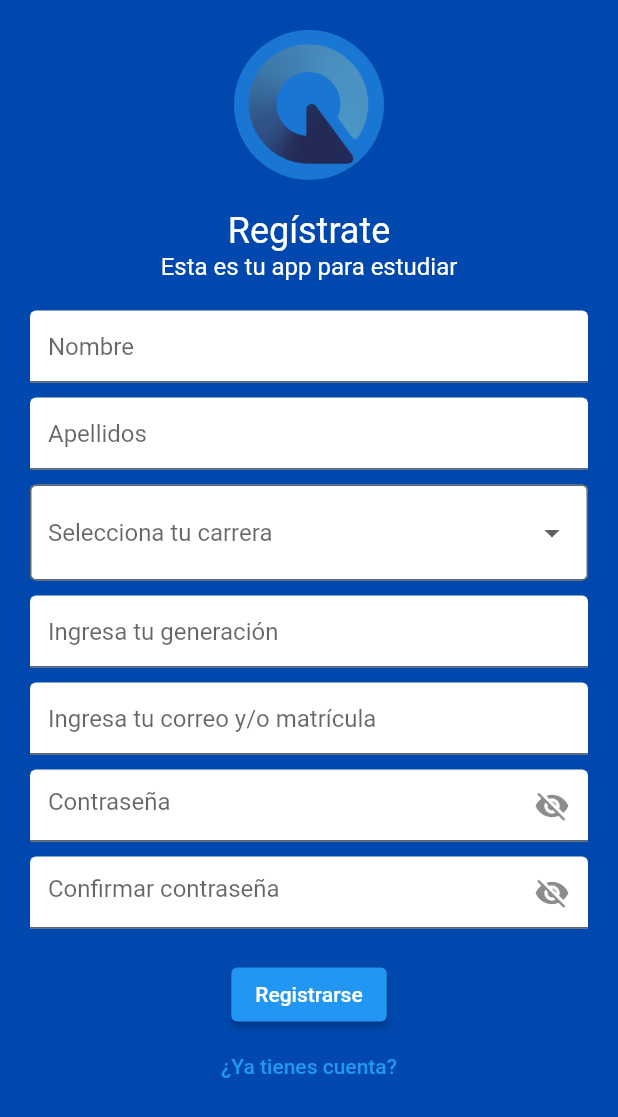
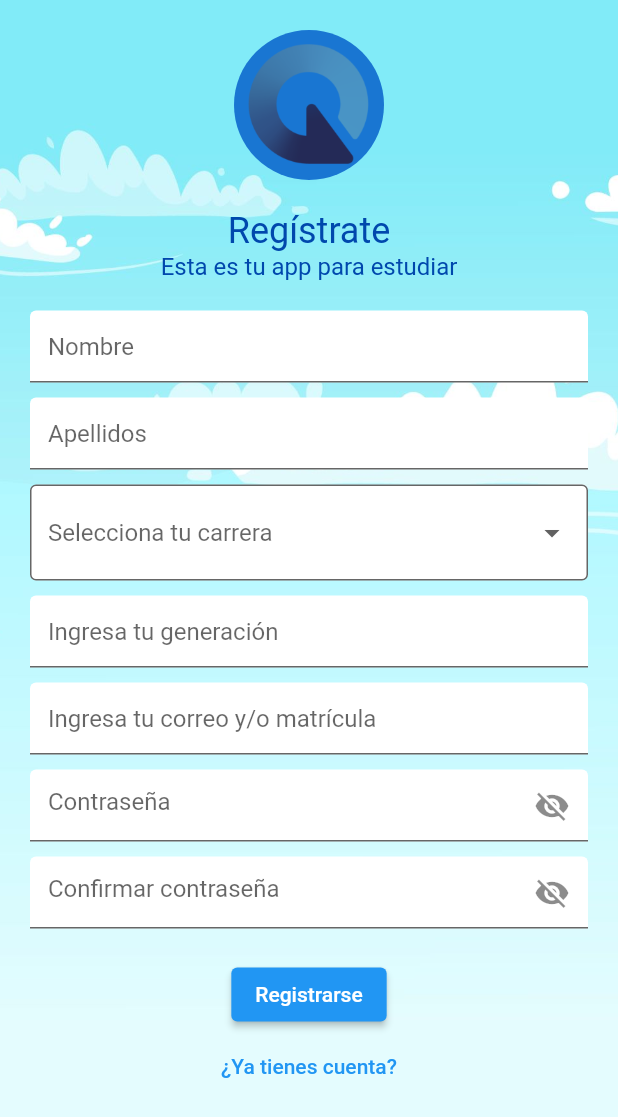
Before and after one commit to Michinded/cardenal_devs, a Flutter app: the RegisterPage screen opened by its route, on a phone screen of 412 x 824 dp. Shown: the top 1117 px of the screen. Run offline on Flutter 3.47's test engine with Material 2 defaults, Android fonts, the phone set to English and light mode, and no system bars; our stand-ins replace firebase_auth, firebase_core, flutter_rating_bar; accounts and stored records are empty.

Commit message:
Update register_view.dart
Se actualizo a la interfaz final.

```diff
--- a/lib/pages/register/register_view.dart
+++ b/lib/pages/register/register_view.dart
@@ -8,6 +8,7 @@ class RegisterPage extends StatefulWidget {
 class _RegisterPageState extends State<RegisterPage> {
   bool _showPassword = false;
   String? _selectedCarrera;
+  static const Color color_primary = Color(0xFF0048ad);
   final List<String> _carreras = [
     'Ingeniería en Sistemas',
     'Ingeniería Civil',
@@ -18,8 +19,16 @@ class _RegisterPageState extends State<RegisterPage> {
   @override
   Widget build(BuildContext context) {
     return Scaffold(
-      backgroundColor: Color(0xFF0048ad),
-      body: SingleChildScrollView(
+      backgroundColor: const Color(0xFF0048ad),
+      body: Container(
+        decoration: const BoxDecoration(
+          image: DecorationImage(
+            image: AssetImage("assets/img/background_app.jpg"),
+            fit: BoxFit.cover,
+          ),
+        ),
+        height: MediaQuery.of(context).size.height,
+        child: SingleChildScrollView(
           child: Padding(
             padding: const EdgeInsets.all(20.0),
             child: Column(
@@ -35,14 +44,14 @@ class _RegisterPageState extends State<RegisterPage> {
                   'Regístrate',
                   style: TextStyle(
                     fontSize: 24.0,
-                  color: Colors.white,
+                    color: color_primary,
                   ),
                 ),
                 const Text(
                   'Esta es tu app para estudiar',
                   style: TextStyle(
                     fontSize: 16.0,
-                  color: Colors.white,
+                    color: color_primary,
                   ),
                 ),
                 const SizedBox(height: 20.0),
@@ -55,7 +64,6 @@ class _RegisterPageState extends State<RegisterPage> {
                 ),
                 const SizedBox(height: 10.0),
                 TextField(
-
                   decoration: const InputDecoration(
                     hintText: 'Apellidos',
                     filled: true,
@@ -70,7 +78,6 @@ class _RegisterPageState extends State<RegisterPage> {
                     border: OutlineInputBorder(),
                     hintText: "Selecciona tu carrera",
                   ),
-
                   items: _carreras.map((String value) {
                     return DropdownMenuItem<String>(
                       value: value,
@@ -155,6 +162,8 @@ class _RegisterPageState extends State<RegisterPage> {
             ),
           ),
         ),
+      ),
     );
+
   }
 }
```
Lines whose indentation alone changed are shown as unchanged.
